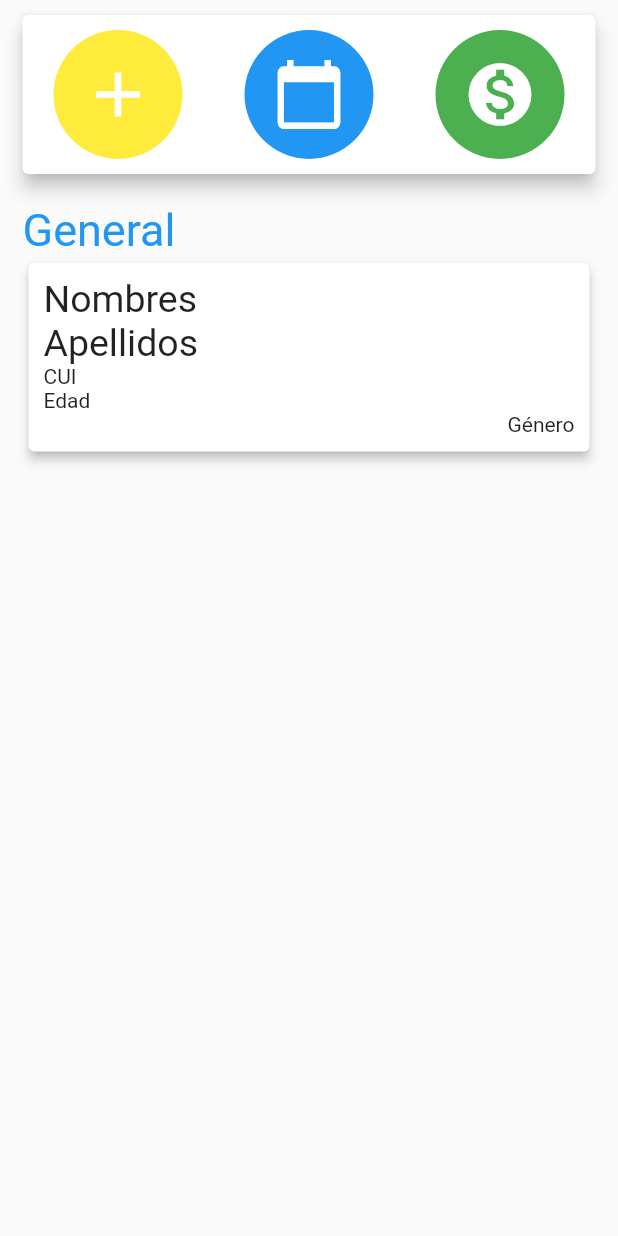
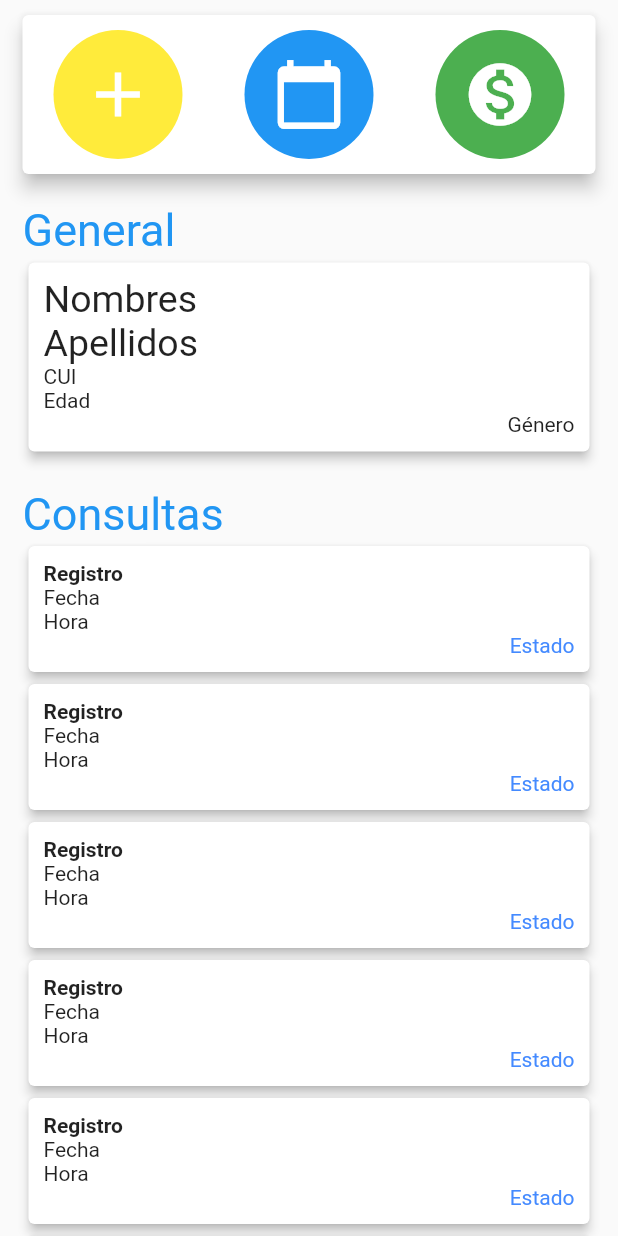
Before and after one commit to JPaulMora/bitmec-1, a Flutter app: the PatientDetailGeneralView widget shown alone on an empty page, opened directly, on a phone screen of 412 x 824 dp. Run offline on Flutter 3.47's test engine with Material 2 defaults, Android fonts, the phone set to English and light mode, and no system bars; network calls fail.

Commit message:
ConsultationList added in PatientDetail Screen

```diff
--- a/lib/components/patient/patient_detail_general_view.dart
+++ b/lib/components/patient/patient_detail_general_view.dart
@@ -14,7 +14,8 @@ class _PatientDetailGeneralViewState extends State<PatientDetailGeneralView> {
         crossAxisAlignment: CrossAxisAlignment.start,
         children: <Widget>[
           _QuickActionsSection(),
-          _buildGeneralInformation(context)
+          _buildGeneralInformation(context),
+          _ConsultationsSection(),
         ],
       ),
     );
@@ -137,3 +138,75 @@ class _QuickActionIcon extends StatelessWidget {
     );
   }
 }
+
+class _ConsultationsSection extends StatelessWidget {
+  @override
+  Widget build(BuildContext context) {
+    return Padding(
+      padding: const EdgeInsets.symmetric(horizontal: 15.0, vertical: 10.0),
+      child: Column(
+        crossAxisAlignment: CrossAxisAlignment.start,
+        children: <Widget>[
+          Text('Consultas', style: TextStyle(
+              fontSize: 30.0,
+              color: Colors.blue
+          )),
+
+          Column(
+            children: <Widget>[
+              _ConsultationCard(),
+              _ConsultationCard(),
+              _ConsultationCard(),
+              _ConsultationCard(),
+              _ConsultationCard(),
+              _ConsultationCard(),
+              _ConsultationCard(),
+              _ConsultationCard(),
+              _ConsultationCard(),
+              _ConsultationCard(),
+            ],
+          )
+        ],
+      ),
+    );
+  }
+}
+
+class _ConsultationCard extends StatelessWidget {
+  @override
+  Widget build(BuildContext context) {
+    return Card(
+      elevation: 3.0,
+      child: Padding(
+        padding: const EdgeInsets.symmetric(
+            horizontal: 10.0,
+            vertical: 10.0
+        ),
+        child: Column(
+          mainAxisAlignment: MainAxisAlignment.spaceBetween,
+          crossAxisAlignment: CrossAxisAlignment.start,
+          children: <Widget>[
+            Column(
+              crossAxisAlignment: CrossAxisAlignment.start,
+              children: <Widget>[
+                Text('Registro', style: TextStyle(
+                  fontWeight: FontWeight.bold,
+                )),
+                Text('Fecha'),
+                Text('Hora'),
+              ],
+            ),
+            Row(
+              textDirection: TextDirection.rtl,
+              children: <Widget>[
+                Text('Estado', style: TextStyle(
+                  color: Colors.blueAccent,
+                ))
+              ],
+            ),
+          ],
+        ),
+      ),
+    );
+  }
+}
```
